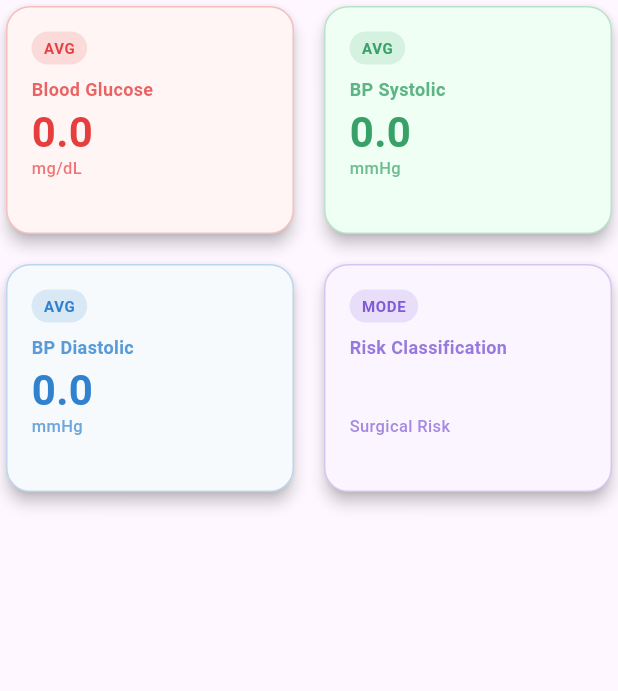
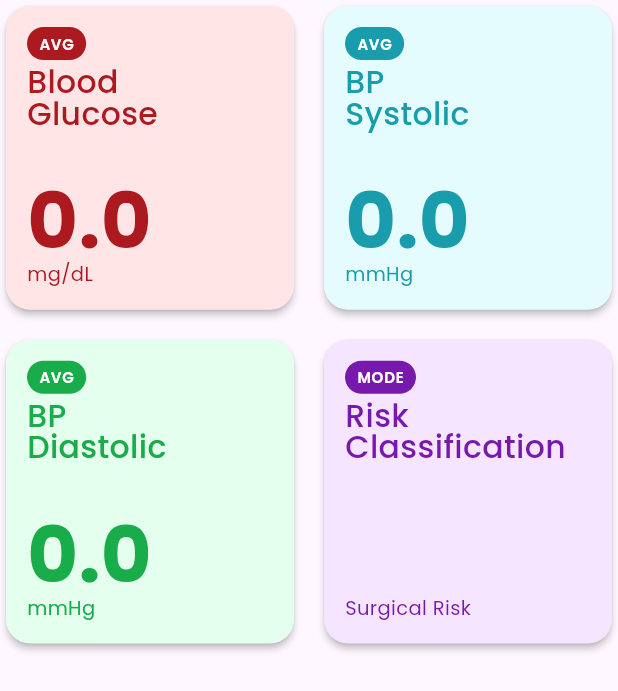
Before and after one commit to yongNotgio/diatrack1, a Flutter app: the OverviewCards widget shown alone on an empty page, opened directly with empty values, on a phone screen of 412 x 824 dp. Shown: the top 691 px of the screen. Run offline on Flutter 3.47's test engine with Material 3 defaults, Android fonts, the phone set to English and light mode, and no system bars; our stand-ins replace dotted_border, fl_chart, flutter_dotenv, image_picker, shared_preferences, supabase_flutter; accounts and stored records are empty; network calls fail.

Commit message:
Refine health metrics UI and update styles
Updated the color scheme and typography for consistency across add_metrics_screen, health_metrics_history, and overview_cards. Simplified the health metrics history screen by removing the bottom navigation, improving the overview and submissions sections, and introducing a modal bottom sheet for table views. Enhanced the overview cards with new colors, layout, and font usage for better readability and visual appeal.

```diff
--- a/diatrack1/lib/widgets/overview_cards.dart
+++ b/diatrack1/lib/widgets/overview_cards.dart
@@ -22,38 +22,38 @@ class OverviewCards extends StatelessWidget {
       physics: const NeverScrollableScrollPhysics(),
       mainAxisSpacing: 12,
       crossAxisSpacing: 12,
-      childAspectRatio: 1.25,
+      childAspectRatio: 0.95,
       children: [
         _OverviewCard(
-          title: 'Blood Glucose',
+          title: 'Blood\nGlucose',
           value: avgGlucose.toStringAsFixed(1),
           unit: 'mg/dL',
-          color: const Color(0xFFE53E3E), // Strong red
-          backgroundColor: const Color(0xFFFFF5F5), // Light red background
+          color: const Color(0xFFAC191F),
+          backgroundColor: const Color(0xFFFFE5E6),
           label: 'AVG',
         ),
         _OverviewCard(
-          title: 'BP Systolic',
+          title: 'BP\nSystolic',
           value: avgSystolic.toStringAsFixed(1),
           unit: 'mmHg',
-          color: const Color(0xFF38A169), // Strong green
-          backgroundColor: const Color(0xFFF0FFF4), // Light green background
+          color: const Color(0xFF199DAC),
+          backgroundColor: const Color(0xFFE5FCFF),
           label: 'AVG',
         ),
         _OverviewCard(
-          title: 'BP Diastolic',
+          title: 'BP\nDiastolic',
           value: avgDiastolic.toStringAsFixed(1),
           unit: 'mmHg',
-          color: const Color(0xFF3182CE), // Strong blue
-          backgroundColor: const Color(0xFFF7FAFC), // Light blue background
+          color: const Color(0xFF19AC4A),
+          backgroundColor: const Color(0xFFE5FFEE),
           label: 'AVG',
         ),
         _OverviewCard(
-          title: 'Risk Classification',
+          title: 'Risk\nClassification',
           value: riskClassification,
           unit: 'Surgical Risk',
-          color: const Color(0xFF805AD5), // Strong purple
-          backgroundColor: const Color(0xFFFAF5FF), // Light purple background
+          color: const Color(0xFF7619AC),
+          backgroundColor: const Color(0xFFF6E5FF),
           label: 'MODE',
         ),
       ],
@@ -81,69 +81,80 @@ class _OverviewCard extends StatelessWidget {
   @override
   Widget build(BuildContext context) {
     return Card(
-      elevation: 4,
+      elevation: 2,
       shape: RoundedRectangleBorder(borderRadius: BorderRadius.circular(16)),
       color: backgroundColor ?? Colors.white,
-      child: Container(
-        decoration: BoxDecoration(
-          borderRadius: BorderRadius.circular(16),
-          border: Border.all(color: color.withOpacity(0.3), width: 1),
-        ),
       child: Padding(
-          padding: const EdgeInsets.all(16.0),
+        padding: const EdgeInsets.all(14.0),
         child: Column(
+          crossAxisAlignment: CrossAxisAlignment.start,
+          mainAxisAlignment: MainAxisAlignment.spaceBetween,
+          children: [
+            Column(
               crossAxisAlignment: CrossAxisAlignment.start,
               children: [
                 if (label != null)
                   Container(
-                  margin: const EdgeInsets.only(bottom: 8),
                     padding: const EdgeInsets.symmetric(
                       horizontal: 8,
                       vertical: 4,
                     ),
                     decoration: BoxDecoration(
-                    color: color.withOpacity(0.15),
+                      color: color,
                       borderRadius: BorderRadius.circular(12),
                     ),
                     child: Text(
                       label!,
-                    style: TextStyle(
+                      style: const TextStyle(
                         fontSize: 10,
-                      color: color,
-                      fontWeight: FontWeight.bold,
+                        color: Colors.white,
+                        fontWeight: FontWeight.w600,
+                        fontFamily: 'Poppins',
                         letterSpacing: 0.5,
                       ),
                     ),
                   ),
+                const SizedBox(height: 4),
                 Text(
                   title,
                   style: TextStyle(
-                  fontSize: 12,
-                  color: color.withOpacity(0.8),
-                  fontWeight: FontWeight.w600,
+                    fontSize: 21,
+                    color: color,
+                    fontWeight: FontWeight.w500,
+                    fontFamily: 'Poppins',
+                    height: 1.0,
                   ),
+                  maxLines: 2,
+                  overflow: TextOverflow.visible,
                 ),
-              const SizedBox(height: 6),
+              ],
+            ),
+            Column(
+              crossAxisAlignment: CrossAxisAlignment.start,
+              children: [
                 Text(
                   value,
                   style: TextStyle(
-                  fontSize: 28,
-                  fontWeight: FontWeight.bold,
+                    fontSize: 52,
+                    fontWeight: FontWeight.w700,
                     color: color,
-                  height: 1.0,
+                    fontFamily: 'Poppins',
+                    height: 0.95,
                   ),
                 ),
                 const SizedBox(height: 2),
                 Text(
                   unit,
                   style: TextStyle(
-                  fontSize: 11,
-                  color: color.withOpacity(0.7),
-                  fontWeight: FontWeight.w500,
+                    fontSize: 13,
+                    color: color,
+                    fontWeight: FontWeight.w400,
+                    fontFamily: 'Poppins',
                   ),
                 ),
               ],
             ),
+          ],
         ),
       ),
     );
```
Also changed, not shown: diatrack1/lib/screens/add_metrics_screen.dart (+4 -4 lines), diatrack1/lib/screens/health_metrics_history.dart (+339 -193 lines). Lines whose indentation alone changed are shown as unchanged.
